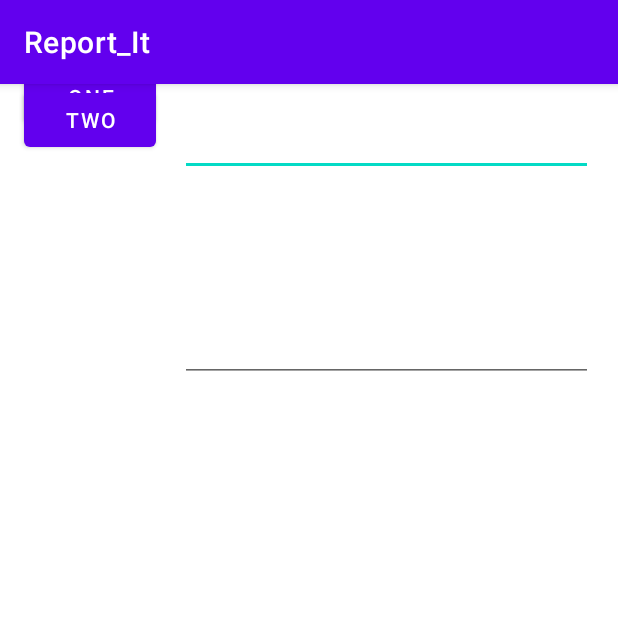
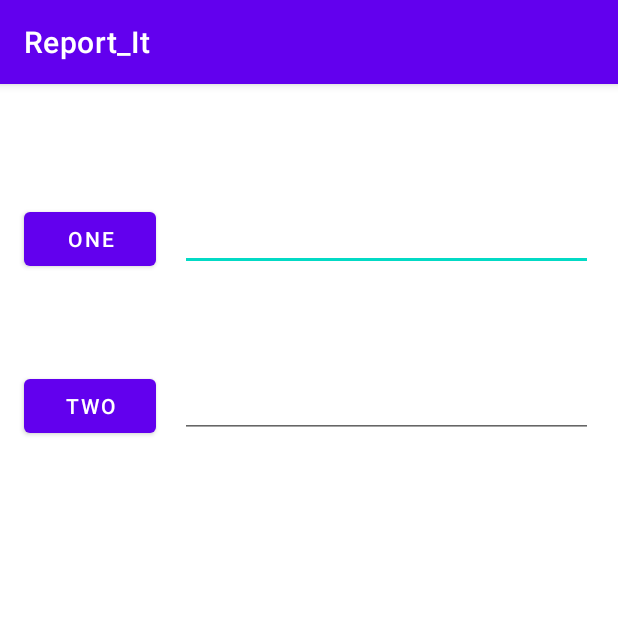
Before and after one commit to scotty9000/FixedEmail, an Android app: the screen it shows after launch (MainActivity), after a tap on "TWO", on a phone screen of 412 x 824 dp, the top half of it. Run offline under Robolectric (Android 15) with nearby library versions, the phone set to English and light mode, and no system bars.

Commit message:
minor edits

```diff
--- a/app/src/main/java/com/example/report_it/MainActivity.kt
+++ b/app/src/main/java/com/example/report_it/MainActivity.kt
@@ -9,6 +9,7 @@ import androidx.appcompat.app.AppCompatActivity
 import android.os.Bundle
 import android.os.Environment
 import android.provider.MediaStore
+import android.util.Log
 import android.view.LayoutInflater
 import android.widget.Button
 import android.widget.ImageView
@@ -26,7 +27,6 @@ class MainActivity : AppCompatActivity() {
 
     lateinit var button1 : Button
 
-    val REQUEST_CODE = 2000
     private lateinit var photoImageView : ImageView
     private lateinit var button2 : Button
 
@@ -73,16 +73,17 @@ class MainActivity : AppCompatActivity() {
 
     @Throws(IOException::class)
     fun createImageFile(): File {
-        val timestamp = SimpleDateFormat("yyyyMMdd_HHmmss", Locale.US).format(Date())
+        val timestamp = SimpleDateFormat("HHmmss", Locale.US).format(Date())
         val imageFileName = "JPEG_" + timestamp +"_"
         val storageDir = getExternalFilesDir(Environment.DIRECTORY_PICTURES)
         if(!storageDir!!.exists()) storageDir.mkdirs()
         val imageFile = createTempFile(imageFileName, ".jpg", storageDir)
         imageFilePath = imageFile.absolutePath
+        Log.d("MainActivity", imageFilePath )
         return imageFile
     }
 
-    fun setScaledBitmap(): Bitmap {
+    private fun setScaledBitmap(): Bitmap {
         val imageViewWidth = photoImageView.width
         val imageViewHeight = photoImageView.height
 
--- a/app/src/main/res/layout/activity_main.xml
+++ b/app/src/main/res/layout/activity_main.xml
@@ -34,36 +34,34 @@
         android:layout_height="wrap_content"
         android:layout_marginStart="16dp"
         android:text="TWO"
+        app:layout_constraintBottom_toTopOf="@+id/photoImageView"
         app:layout_constraintStart_toStartOf="parent"
-        tools:layout_editor_absoluteY="136dp" />
+        app:layout_constraintTop_toBottomOf="@+id/button1" />
 
     <EditText
         android:id="@+id/editTextEmail1"
         android:layout_width="275dp"
         android:layout_height="wrap_content"
         android:layout_marginStart="16dp"
-        android:layout_marginTop="16dp"
         android:layout_marginEnd="16dp"
         android:ems="10"
         android:inputType="textEmailAddress"
-        app:layout_constraintBottom_toTopOf="@+id/editTextEmail2"
         app:layout_constraintEnd_toEndOf="parent"
         app:layout_constraintHorizontal_bias="0.0"
         app:layout_constraintStart_toEndOf="@+id/button1"
-        app:layout_constraintTop_toTopOf="parent" />
+        app:layout_constraintTop_toTopOf="@+id/button1" />
 
     <EditText
         android:id="@+id/editTextEmail2"
         android:layout_width="275dp"
         android:layout_height="wrap_content"
         android:layout_marginStart="16dp"
-        android:layout_marginTop="92dp"
         android:layout_marginEnd="16dp"
         android:ems="10"
         android:inputType="textEmailAddress"
         app:layout_constraintEnd_toEndOf="parent"
         app:layout_constraintHorizontal_bias="0.0"
         app:layout_constraintStart_toEndOf="@+id/button2"
-        app:layout_constraintTop_toBottomOf="@+id/editTextEmail1" />
+        app:layout_constraintTop_toTopOf="@+id/button2" />
 
 </androidx.constraintlayout.widget.ConstraintLayout>
```
